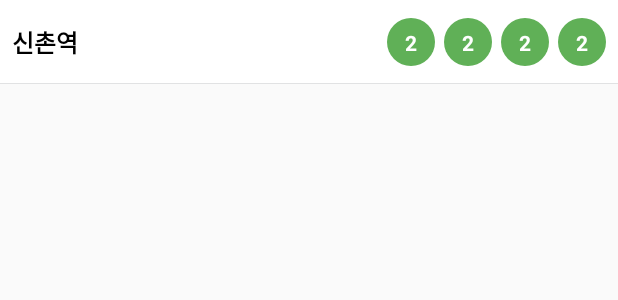
After one commit to placepic/placepic_android, an Android app: the layout item_searched_subway.xml on its own in the app's theme, with its tools: preview values and no code run, on a phone screen of 412 x 824 dp. The commit adds this screen. Shown: the top 300 px of the screen. Run offline under Robolectric (Android 15) with nearby library versions, the phone set to English and light mode, and no system bars.

Commit message:
[add] 지하철역 검색 : 검색된 지하철역 Item Layout 작성

```diff
--- /dev/null
+++ b/app/src/main/res/drawable/circle_rectangle_whtie.xml
@@ -0,0 +1,6 @@
+<?xml version="1.0" encoding="utf-8"?>
+<shape xmlns:android="http://schemas.android.com/apk/res/android"
+    android:shape="rectangle">
+    <corners android:radius="999dp" />
+    <solid android:color="@android:color/white" />
+</shape>
--- a/app/src/main/res/layout/activity_select_subway.xml
+++ b/app/src/main/res/layout/activity_select_subway.xml
@@ -71,11 +71,11 @@
         android:id="@+id/zone_search"
         android:layout_width="0dp"
         android:layout_height="36dp"
-        android:layout_marginStart="16dp"
+        android:layout_marginStart="14dp"
         android:layout_marginTop="8dp"
-        android:layout_marginEnd="16dp"
+        android:layout_marginEnd="14dp"
         android:background="@drawable/round_rectagle_white_6dp"
-        android:backgroundTint="@color/grayF1"
+        android:backgroundTint="@color/grayF1F4F5"
         app:layout_constraintEnd_toEndOf="parent"
         app:layout_constraintStart_toStartOf="parent"
         app:layout_constraintTop_toBottomOf="@+id/rv_selected_subways">
@@ -140,11 +140,12 @@
         android:id="@+id/rv_searched_subways"
         android:layout_width="0dp"
         android:layout_height="0dp"
-        android:layout_marginStart="24dp"
+        android:layout_marginStart="14dp"
         android:layout_marginTop="8dp"
-        android:layout_marginEnd="24dp"
+        android:layout_marginEnd="14dp"
         app:layout_constraintBottom_toBottomOf="parent"
         app:layout_constraintEnd_toEndOf="parent"
         app:layout_constraintStart_toStartOf="parent"
-        app:layout_constraintTop_toBottomOf="@+id/zone_search" />
+        app:layout_constraintTop_toBottomOf="@+id/zone_search"
+        tools:listitem="@layout/item_searched_subway" />
 </androidx.constraintlayout.widget.ConstraintLayout>
--- /dev/null
+++ b/app/src/main/res/layout/item_searched_subway.xml
@@ -0,0 +1,46 @@
+<?xml version="1.0" encoding="utf-8"?>
+<androidx.constraintlayout.widget.ConstraintLayout xmlns:android="http://schemas.android.com/apk/res/android"
+    xmlns:app="http://schemas.android.com/apk/res-auto"
+    xmlns:tools="http://schemas.android.com/tools"
+    android:layout_width="match_parent"
+    android:layout_height="wrap_content"
+    android:background="@android:color/white">
+
+    <TextView
+        android:id="@+id/textView4"
+        android:layout_width="wrap_content"
+        android:layout_height="wrap_content"
+        android:layout_marginStart="8dp"
+        android:layout_marginTop="16dp"
+        android:layout_marginBottom="16dp"
+        android:textColor="@android:color/black"
+        android:textSize="16dp"
+        android:textStyle="bold"
+        app:layout_constraintBottom_toBottomOf="parent"
+        app:layout_constraintStart_toStartOf="parent"
+        app:layout_constraintTop_toTopOf="parent"
+        tools:text="신촌역" />
+
+    <androidx.recyclerview.widget.RecyclerView
+        android:id="@+id/rv_subway_lines"
+        android:layout_width="wrap_content"
+        android:layout_height="wrap_content"
+        android:layout_marginRight="8dp"
+        android:orientation="horizontal"
+        android:scrollbars="horizontal"
+        app:layoutManager="androidx.recyclerview.widget.LinearLayoutManager"
+        app:layout_constraintBottom_toBottomOf="@+id/textView4"
+        app:layout_constraintEnd_toEndOf="parent"
+        app:layout_constraintTop_toTopOf="@+id/textView4"
+        tools:itemCount="4"
+        tools:listitem="@layout/item_subway_line" />
+
+    <View
+        android:id="@+id/view"
+        android:layout_width="0dp"
+        android:layout_height="0.3dp"
+        android:background="@color/grayE1E2E3"
+        app:layout_constraintBottom_toBottomOf="parent"
+        app:layout_constraintEnd_toEndOf="parent"
+        app:layout_constraintStart_toStartOf="parent" />
+</androidx.constraintlayout.widget.ConstraintLayout>
--- /dev/null
+++ b/app/src/main/res/layout/item_subway_line.xml
@@ -0,0 +1,26 @@
+<?xml version="1.0" encoding="utf-8"?>
+<androidx.constraintlayout.widget.ConstraintLayout xmlns:android="http://schemas.android.com/apk/res/android"
+    xmlns:app="http://schemas.android.com/apk/res-auto"
+    xmlns:tools="http://schemas.android.com/tools"
+    android:layout_width="wrap_content"
+    android:layout_height="32dp"
+    android:layout_marginLeft="6dp"
+    android:background="@drawable/circle_rectangle_whtie"
+    android:minWidth="32dp"
+    tools:backgroundTint="#60B057">
+
+    <TextView
+        android:id="@+id/textView5"
+        android:layout_width="wrap_content"
+        android:layout_height="wrap_content"
+        android:layout_marginStart="8dp"
+        android:layout_marginEnd="8dp"
+        android:textColor="@android:color/white"
+        android:textSize="14dp"
+        android:textStyle="bold"
+        app:layout_constraintBottom_toBottomOf="parent"
+        app:layout_constraintEnd_toEndOf="parent"
+        app:layout_constraintStart_toStartOf="parent"
+        app:layout_constraintTop_toTopOf="parent"
+        tools:text="2" />
+</androidx.constraintlayout.widget.ConstraintLayout>
--- a/app/src/main/res/values/colors.xml
+++ b/app/src/main/res/values/colors.xml
@@ -9,5 +9,6 @@
     <color name="black36">#363636</color>
 
     <color name="grayCD">#CDCDCD</color>
-    <color name="grayF1">#F1F1F1</color>
+    <color name="grayE1E2E3">#E1E2E3</color>
+    <color name="grayF1F4F5">#F1F4F5</color>
 </resources>
```
